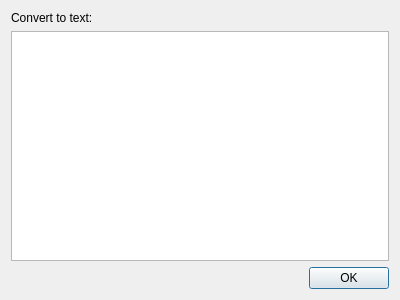
The window that Test-MAME-YM2608/tonetextdialog.ui (rerrahkr/YM2608-Tone-Editor) describes before a commit, drawn with Qt 5.
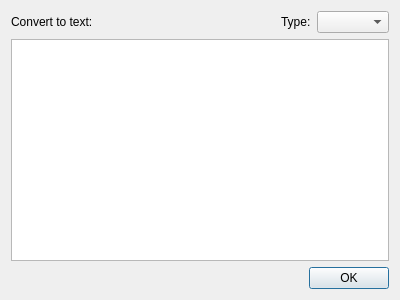
The same window after the commit.

What changed in the file:
```diff
--- a/Test-MAME-YM2608/tonetextdialog.ui
+++ b/Test-MAME-YM2608/tonetextdialog.ui
@@ -14,18 +14,18 @@
    <string>Convert to text</string>
   </property>
   <layout class="QGridLayout" name="gridLayout">
-   <item row="2" column="0">
-    <widget class="QDialogButtonBox" name="buttonBox">
+   <item row="0" column="1">
+    <spacer name="horizontalSpacer">
      <property name="orientation">
       <enum>Qt::Horizontal</enum>
      </property>
-     <property name="standardButtons">
-      <set>QDialogButtonBox::Ok</set>
+     <property name="sizeHint" stdset="0">
+      <size>
+       <width>40</width>
+       <height>20</height>
+      </size>
      </property>
-    </widget>
-   </item>
-   <item row="1" column="0">
-    <widget class="QTextEdit" name="textEdit"/>
+    </spacer>
    </item>
    <item row="0" column="0">
     <widget class="QLabel" name="label">
@@ -34,6 +34,29 @@
      </property>
     </widget>
    </item>
+   <item row="0" column="2">
+    <widget class="QLabel" name="label_2">
+     <property name="text">
+      <string>Type:</string>
+     </property>
+    </widget>
+   </item>
+   <item row="0" column="3">
+    <widget class="QComboBox" name="comboBox"/>
+   </item>
+   <item row="1" column="0" colspan="4">
+    <widget class="QTextEdit" name="textEdit"/>
+   </item>
+   <item row="2" column="0" colspan="4">
+    <widget class="QDialogButtonBox" name="buttonBox">
+     <property name="orientation">
+      <enum>Qt::Horizontal</enum>
+     </property>
+     <property name="standardButtons">
+      <set>QDialogButtonBox::Ok</set>
+     </property>
+    </widget>
+   </item>
   </layout>
  </widget>
  <resources/>
```
Left out of the diff: 12 changed lines with no effect on the pictures.
